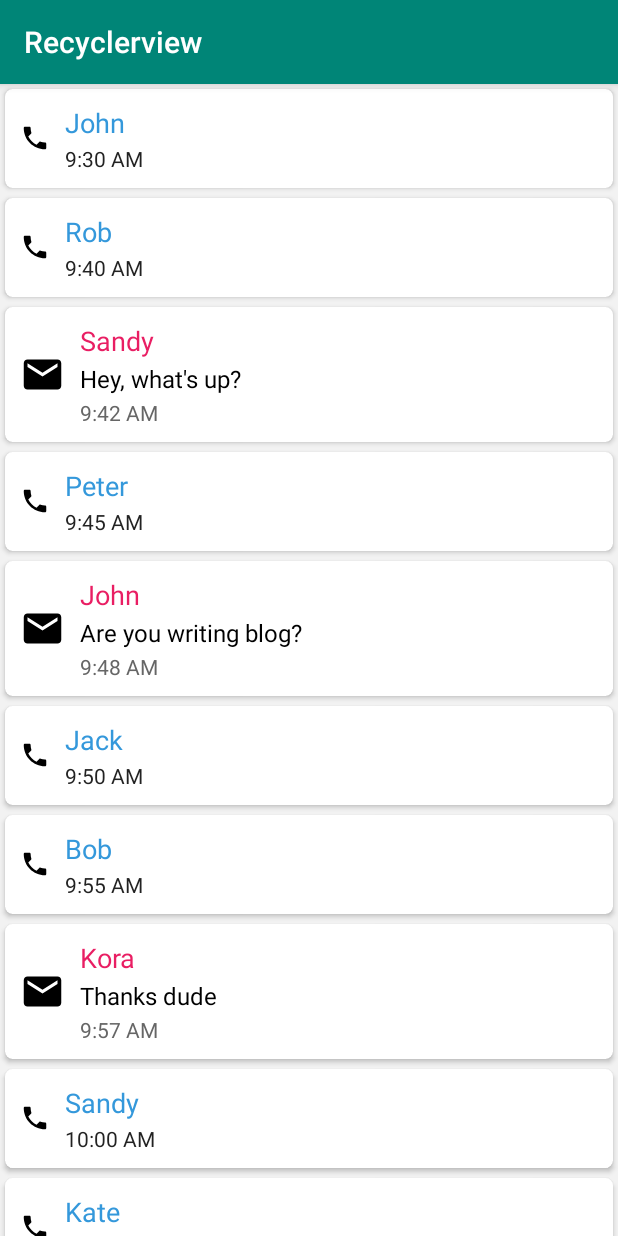
After one commit to faramarzaf/RecyclerViewPack, an Android app: the MultiViewActivity screen opened directly, with no data from a screen before it, on a phone screen of 412 x 824 dp. The commit adds this screen. Run offline under Robolectric (Android 15) with nearby library versions, the phone set to English and light mode, and no system bars.

Commit message:
multi view recycler added

```diff
--- a/app/src/main/AndroidManifest.xml
+++ b/app/src/main/AndroidManifest.xml
@@ -13,6 +13,7 @@
         android:supportsRtl="true"
         android:theme="@style/AppTheme"
         tools:ignore="GoogleAppIndexingWarning">
+        <activity android:name=".multi_view.MultiViewActivity"></activity>
         <activity android:name=".horizontal_recycler.HorizontalActivity" />
         <activity android:name=".image_recycler.ImageRecycler" />
         <activity android:name=".simple_recycler.SimpleRecycler" />
--- a/app/src/main/java/com/faramarz/tictacdev/recyclerview/MainActivity.java
+++ b/app/src/main/java/com/faramarz/tictacdev/recyclerview/MainActivity.java
@@ -9,11 +9,12 @@ import android.widget.Button;
 
 import com.faramarz.tictacdev.recyclerview.horizontal_recycler.HorizontalActivity;
 import com.faramarz.tictacdev.recyclerview.image_recycler.ImageRecycler;
+import com.faramarz.tictacdev.recyclerview.multi_view.MultiViewActivity;
 import com.faramarz.tictacdev.recyclerview.simple_recycler.SimpleRecycler;
 
 public class MainActivity extends AppCompatActivity implements View.OnClickListener {
 
-    Button btnSimple, btnWithImage, btnHorizontal;
+    Button btnSimple, btnWithImage, btnHorizontal,btnMultiView;
 
     @Override
     protected void onCreate(Bundle savedInstanceState) {
@@ -28,13 +29,14 @@ public class MainActivity extends AppCompatActivity implements View.OnClickListe
         btnSimple = findViewById(R.id.btnSimple);
         btnWithImage = findViewById(R.id.btnWithImage);
         btnHorizontal = findViewById(R.id.btnHorizontal);
-
+        btnMultiView  = findViewById(R.id.btnMultiView);
     }
 
     private void clickEvents() {
         btnSimple.setOnClickListener(this);
         btnWithImage.setOnClickListener(this);
         btnHorizontal.setOnClickListener(this);
+        btnMultiView.setOnClickListener(this);
     }
 
     @Override
@@ -50,6 +52,9 @@ public class MainActivity extends AppCompatActivity implements View.OnClickListe
             case R.id.btnHorizontal:
                 startActivity(new Intent(MainActivity.this, HorizontalActivity.class));
                 break;
+            case R.id.btnMultiView:
+                startActivity(new Intent(MainActivity.this, MultiViewActivity.class));
+                break;
         }
     }
 
--- /dev/null
+++ b/app/src/main/java/com/faramarz/tictacdev/recyclerview/multi_view/Call.java
@@ -0,0 +1,20 @@
+package com.faramarz.tictacdev.recyclerview.multi_view;
+
+public class Call {
+
+    private String callerName,callTime;
+
+    public Call(String callerName, String callTime) {
+        this.callerName = callerName;
+        this.callTime = callTime;
+    }
+
+    public String getCallerName() {
+        return callerName;
+    }
+
+    public String getCallTime() {
+        return callTime;
+    }
+
+}
--- /dev/null
+++ b/app/src/main/java/com/faramarz/tictacdev/recyclerview/multi_view/CallSMSAdapter.java
@@ -0,0 +1,141 @@
+package com.faramarz.tictacdev.recyclerview.multi_view;
+
+import android.content.Context;
+import android.view.LayoutInflater;
+import android.view.View;
+import android.view.ViewGroup;
+import android.widget.TextView;
+
+import androidx.recyclerview.widget.RecyclerView;
+
+import com.faramarz.tictacdev.recyclerview.R;
+
+import java.util.ArrayList;
+import java.util.List;
+
+public class CallSMSAdapter extends RecyclerView.Adapter<RecyclerView.ViewHolder> {
+
+    private final static int TYPE_CALL = 1, TYPE_SMS = 2;
+    private List<Object> callSMSFeed = new ArrayList();
+    // Context is not used here but may be required to
+    // perform complex operations or call methods from outside
+    private Context context;
+
+    // Constructor
+    public CallSMSAdapter(Context context) {
+        this.context = context;
+    }
+
+    public void setCallSMSFeed(List<Object> callSMSFeed) {
+        this.callSMSFeed = callSMSFeed;
+    }
+
+    // We need to override this as we need to differentiate
+    // which type viewHolder to be attached
+    // This is being called from onBindViewHolder() method
+    @Override
+    public int getItemViewType(int position) {
+        if (callSMSFeed.get(position) instanceof Call) {
+            return TYPE_CALL;
+        } else if (callSMSFeed.get(position) instanceof SMS) {
+            return TYPE_SMS;
+        }
+        return -1;
+    }
+
+    // Invoked by layout manager to replace the contents of the views
+    @Override
+    public void onBindViewHolder(final RecyclerView.ViewHolder holder, final int position) {
+        int viewType = holder.getItemViewType();
+        switch (viewType) {
+            case TYPE_CALL:
+                Call call = (Call) callSMSFeed.get(position);
+                ((CallViewHolder) holder).showCallDetails(call);
+                break;
+            case TYPE_SMS:
+                SMS sms = (SMS) callSMSFeed.get(position);
+                ((SMSViewHolder) holder).showSmsDetails(sms);
+                break;
+        }
+    }
+
+    @Override
+    public int getItemCount() {
+        return callSMSFeed.size();
+    }
+
+    // Invoked by layout manager to create new views
+    @Override
+    public RecyclerView.ViewHolder onCreateViewHolder(ViewGroup parent, int viewType) {
+        // Attach layout for single cell
+        int layout = 0;
+        RecyclerView.ViewHolder viewHolder;
+        // Identify viewType returned by getItemViewType(...)
+        // and return ViewHolder Accordingly
+        switch (viewType) {
+            case TYPE_CALL:
+                layout = R.layout.calls_feed_layout;
+                View callsView = LayoutInflater.from(parent.getContext()).inflate(layout, parent, false);
+                viewHolder = new CallViewHolder(callsView);
+                break;
+            case TYPE_SMS:
+                layout = R.layout.sms_feed_layout;
+                View smsView = LayoutInflater.from(parent.getContext()).inflate(layout, parent, false);
+                viewHolder = new SMSViewHolder(smsView);
+                break;
+            default:
+                viewHolder = null;
+                break;
+        }
+        return viewHolder;
+    }
+
+    // First ViewHolder of object type Call
+    // Reference to the views for each call items to display desired information
+    public class CallViewHolder extends RecyclerView.ViewHolder {
+
+        private TextView callerNameTextView, callTimeTextView;
+
+        public CallViewHolder(View itemView) {
+            super(itemView);
+            // Initiate view
+            callerNameTextView =  itemView.findViewById(R.id.callerName);
+            callTimeTextView =  itemView.findViewById(R.id.callTime);
+        }
+
+        public void showCallDetails(Call call) {
+            // Attach values for each item
+            String callerName = call.getCallerName();
+            String callTime = call.getCallTime();
+            callerNameTextView.setText(callerName);
+            callTimeTextView.setText(callTime);
+        }
+    }
+
+    // Second ViewHolder of object type SMS
+    // Reference to the views for each call items to display desired information
+    public class SMSViewHolder extends RecyclerView.ViewHolder {
+
+        private TextView senderNameTextView, smsContentTextView, smsTimeTextView;
+
+        public SMSViewHolder(View itemView) {
+            super(itemView);
+            // Initiate view
+            senderNameTextView =  itemView.findViewById(R.id.senderName);
+            smsContentTextView =  itemView.findViewById(R.id.smsContent);
+            smsTimeTextView =  itemView.findViewById(R.id.smsTime);
+        }
+
+        public void showSmsDetails(SMS sms) {
+            // Attach values for each item
+            String senderName = sms.getSenderName();
+            String smsContent = sms.getSmsContent();
+            String smsTime = sms.getSmsTime();
+            senderNameTextView.setText(senderName);
+            smsContentTextView.setText(smsContent);
+            smsTimeTextView.setText(smsTime);
+        }
+    }
+
+
+}
--- /dev/null
+++ b/app/src/main/java/com/faramarz/tictacdev/recyclerview/multi_view/MultiViewActivity.java
@@ -0,0 +1,66 @@
+package com.faramarz.tictacdev.recyclerview.multi_view;
+
+import androidx.appcompat.app.AppCompatActivity;
+import androidx.recyclerview.widget.LinearLayoutManager;
+import androidx.recyclerview.widget.RecyclerView;
+
+import android.os.Bundle;
+
+import com.faramarz.tictacdev.recyclerview.R;
+
+import java.util.ArrayList;
+import java.util.List;
+
+public class MultiViewActivity extends AppCompatActivity {
+
+    private RecyclerView recyclerView;
+    private LinearLayoutManager linearLayoutManager;
+    private List<Object> callSMSList;
+    private CallSMSAdapter callSMSAdapter;
+
+    @Override
+    protected void onCreate(Bundle savedInstanceState) {
+        super.onCreate(savedInstanceState);
+        setContentView(R.layout.activity_multi_view);
+        recyclerView = (RecyclerView) findViewById(R.id.recyclerView);
+        // Set Layout Manager
+        linearLayoutManager = new LinearLayoutManager(this);
+        recyclerView.setLayoutManager(linearLayoutManager);
+        // Limiting the size
+        recyclerView.setHasFixedSize(true);
+        // Initialize list items
+        init();
+    }
+
+
+    private void init() {
+        callSMSList = new ArrayList<>();
+        // Initiating Adapter
+        callSMSAdapter = new CallSMSAdapter(MultiViewActivity.this);
+        recyclerView.setAdapter(callSMSAdapter);
+        // Adding some demo data(Call &amp; SMS Objects).
+        // You can get them from your data server
+        callSMSList.add(new Call("John", "9:30 AM"));
+        callSMSList.add(new Call("Rob", "9:40 AM"));
+        callSMSList.add(new SMS("Sandy", "Hey, what's up?", "9:42 AM"));
+        callSMSList.add(new Call("Peter", "9:45 AM"));
+        callSMSList.add(new SMS("John", "Are you writing blog?", "9:48 AM"));
+        callSMSList.add(new Call("Jack", "9:50 AM"));
+        callSMSList.add(new Call("Bob", "9:55 AM"));
+        callSMSList.add(new SMS("Kora", "Thanks dude", "9:57 AM"));
+        callSMSList.add(new Call("Sandy", "10:00 AM"));
+        callSMSList.add(new Call("Kate", "10:05 AM"));
+        callSMSList.add(new SMS("Nick", "Let's hang up", "10:10 AM"));
+        callSMSList.add(new Call("Roger", "10:15 AM"));
+        callSMSList.add(new Call("Sid", "10:20 AM"));
+        callSMSList.add(new Call("Kora", "10:25 AM"));
+        callSMSList.add(new Call("Nick", "10:30 AM"));
+        callSMSList.add(new SMS("Rose", "Bring me some chocolates", "1035:10 AM"));
+        callSMSList.add(new Call("Mia", "10:40 AM"));
+        callSMSList.add(new Call("Scott", "10:45 AM"));
+        // Set items to adapter
+        callSMSAdapter.setCallSMSFeed(callSMSList);
+        callSMSAdapter.notifyDataSetChanged();
+    }
+
+}
--- /dev/null
+++ b/app/src/main/java/com/faramarz/tictacdev/recyclerview/multi_view/SMS.java
@@ -0,0 +1,25 @@
+package com.faramarz.tictacdev.recyclerview.multi_view;
+
+
+
+public class SMS {
+    private String senderName, smsContent, smsTime;
+
+    public SMS(String senderName, String smsContent, String smsTime) {
+        this.senderName = senderName;
+        this.smsContent = smsContent;
+        this.smsTime = smsTime;
+    }
+
+    public String getSenderName() {
+        return senderName;
+    }
+
+    public String getSmsContent() {
+        return smsContent;
+    }
+
+    public String getSmsTime() {
+        return smsTime;
+    }
+}
--- /dev/null
+++ b/app/src/main/res/drawable/ic_call.xml
@@ -0,0 +1,5 @@
+<vector android:autoMirrored="true" android:height="24dp"
+    android:viewportHeight="24.0" android:viewportWidth="24.0"
+    android:width="24dp" xmlns:android="http://schemas.android.com/apk/res/android">
+    <path android:fillColor="#FF000000" android:pathData="M6.62,10.79c1.44,2.83 3.76,5.14 6.59,6.59l2.2,-2.2c0.27,-0.27 0.67,-0.36 1.02,-0.24 1.12,0.37 2.33,0.57 3.57,0.57 0.55,0 1,0.45 1,1V20c0,0.55 -0.45,1 -1,1 -9.39,0 -17,-7.61 -17,-17 0,-0.55 0.45,-1 1,-1h3.5c0.55,0 1,0.45 1,1 0,1.25 0.2,2.45 0.57,3.57 0.11,0.35 0.03,0.74 -0.25,1.02l-2.2,2.2z"/>
+</vector>
--- /dev/null
+++ b/app/src/main/res/drawable/ic_sms.xml
@@ -0,0 +1,5 @@
+<vector android:autoMirrored="true" android:height="24dp"
+    android:viewportHeight="24.0" android:viewportWidth="24.0"
+    android:width="24dp" xmlns:android="http://schemas.android.com/apk/res/android">
+    <path android:fillColor="#FF000000" android:pathData="M20,4L4,4c-1.1,0 -1.99,0.9 -1.99,2L2,18c0,1.1 0.9,2 2,2h16c1.1,0 2,-0.9 2,-2L22,6c0,-1.1 -0.9,-2 -2,-2zM20,8l-8,5 -8,-5L4,6l8,5 8,-5v2z"/>
+</vector>
--- a/app/src/main/res/layout/activity_main.xml
+++ b/app/src/main/res/layout/activity_main.xml
@@ -27,5 +27,11 @@
         android:layout_height="wrap_content"
         android:text="Horizontal RecyclerView" />
 
+    <Button
+        android:id="@+id/btnMultiView"
+        android:layout_width="match_parent"
+        android:layout_height="wrap_content"
+        android:text="Multi view RecyclerView" />
+
 
 </LinearLayout>
--- /dev/null
+++ b/app/src/main/res/layout/activity_multi_view.xml
@@ -0,0 +1,15 @@
+<?xml version="1.0" encoding="utf-8"?>
+<RelativeLayout xmlns:android="http://schemas.android.com/apk/res/android"
+    xmlns:tools="http://schemas.android.com/tools"
+    android:id="@+id/activity_recycler_view"
+    android:layout_width="match_parent"
+    android:layout_height="match_parent"
+    tools:context=".multi_view.MultiViewActivity">
+
+    <androidx.recyclerview.widget.RecyclerView
+        android:id="@+id/recyclerView"
+        android:layout_width="match_parent"
+        android:layout_height="match_parent"
+        android:background="#F2F2F2" />
+
+</RelativeLayout>
--- /dev/null
+++ b/app/src/main/res/layout/calls_feed_layout.xml
@@ -0,0 +1,42 @@
+<?xml version="1.0" encoding="utf-8"?>
+<androidx.cardview.widget.CardView xmlns:android="http://schemas.android.com/apk/res/android"
+    xmlns:app="http://schemas.android.com/apk/res-auto"
+    android:layout_width="match_parent"
+    android:layout_height="wrap_content"
+    android:layout_margin="3dp"
+    app:cardCornerRadius="5dp">
+
+    <LinearLayout
+        android:layout_width="match_parent"
+        android:layout_height="wrap_content"
+        android:gravity="center_vertical"
+        android:padding="10dp">
+
+        <ImageView
+            android:layout_width="20dp"
+            android:layout_height="20dp"
+            android:src="@drawable/ic_call" />
+
+        <RelativeLayout
+            android:layout_width="wrap_content"
+            android:layout_height="wrap_content"
+            android:layout_marginLeft="10dp">
+
+            <TextView
+                android:id="@+id/callerName"
+                android:layout_width="wrap_content"
+                android:layout_height="wrap_content"
+                android:textColor="#3498DB"
+                android:textSize="18sp" />
+
+            <TextView
+                android:id="@+id/callTime"
+                android:layout_width="wrap_content"
+                android:layout_height="wrap_content"
+                android:layout_below="@+id/callerName"
+                android:layout_marginTop="2dp"
+                android:textColor="#222"
+                android:textSize="14sp" />
+        </RelativeLayout>
+    </LinearLayout>
+</androidx.cardview.widget.CardView>
--- /dev/null
+++ b/app/src/main/res/layout/sms_feed_layout.xml
@@ -0,0 +1,47 @@
+<?xml version="1.0" encoding="utf-8"?>
+<androidx.cardview.widget.CardView
+    xmlns:android="http://schemas.android.com/apk/res/android"
+    xmlns:app="http://schemas.android.com/apk/res-auto"
+    app:cardCornerRadius="5dp"
+    android:layout_margin="3dp"
+    android:layout_width="match_parent"
+    android:layout_height="wrap_content">
+    <LinearLayout
+        android:padding="10dp"
+        android:orientation="horizontal"
+        android:gravity="center_vertical"
+        android:layout_width="match_parent"
+        android:layout_height="wrap_content">
+        <ImageView
+            android:src="@drawable/ic_sms"
+            android:layout_width="30dp"
+            android:layout_height="30dp" />
+        <RelativeLayout
+            android:layout_marginLeft="10dp"
+            android:layout_width="wrap_content"
+            android:layout_height="wrap_content">
+            <TextView
+                android:textSize="18sp"
+                android:textColor="#E91E63"
+                android:id="@+id/senderName"
+                android:layout_width="wrap_content"
+                android:layout_height="wrap_content" />
+            <TextView
+                android:textSize="16sp"
+                android:textColor="#000"
+                android:layout_marginTop="2dp"
+                android:layout_below="@+id/senderName"
+                android:id="@+id/smsContent"
+                android:layout_width="wrap_content"
+                android:layout_height="wrap_content" />
+            <TextView
+                android:textSize="14sp"
+                android:textColor="#666"
+                android:layout_marginTop="2dp"
+                android:layout_below="@+id/smsContent"
+                android:id="@+id/smsTime"
+                android:layout_width="wrap_content"
+                android:layout_height="wrap_content" />
+        </RelativeLayout>
+    </LinearLayout>
+</androidx.cardview.widget.CardView>
```
Also changed, not shown: app/src/main/java/com/faramarz/tictacdev/recyclerview/image_recycler/ImageRecycler.java (+1 -7 lines).
